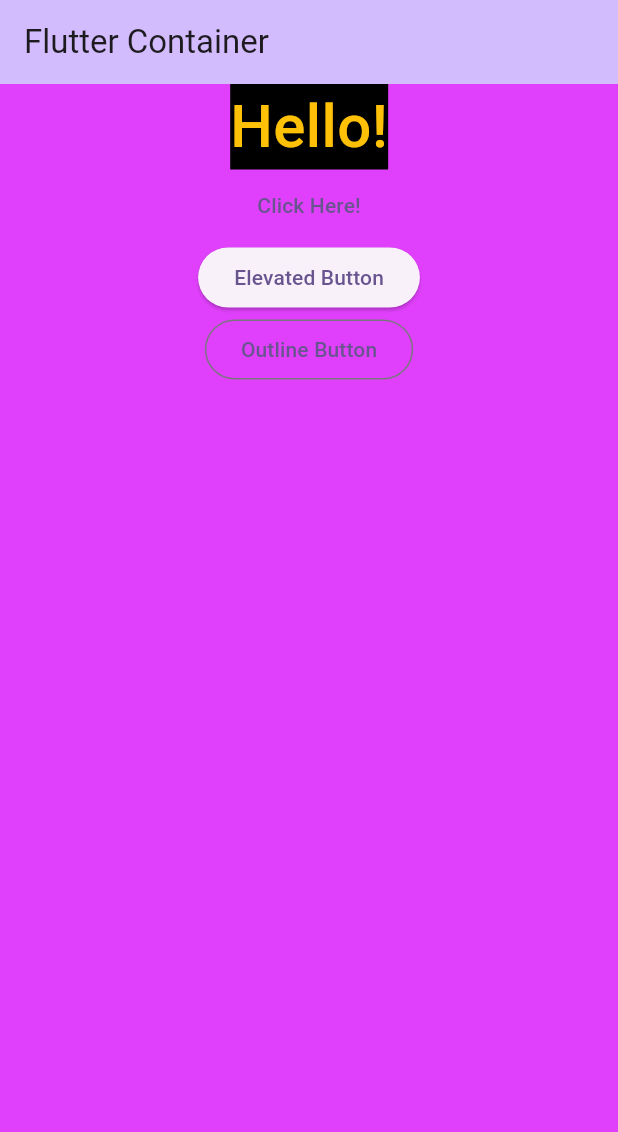
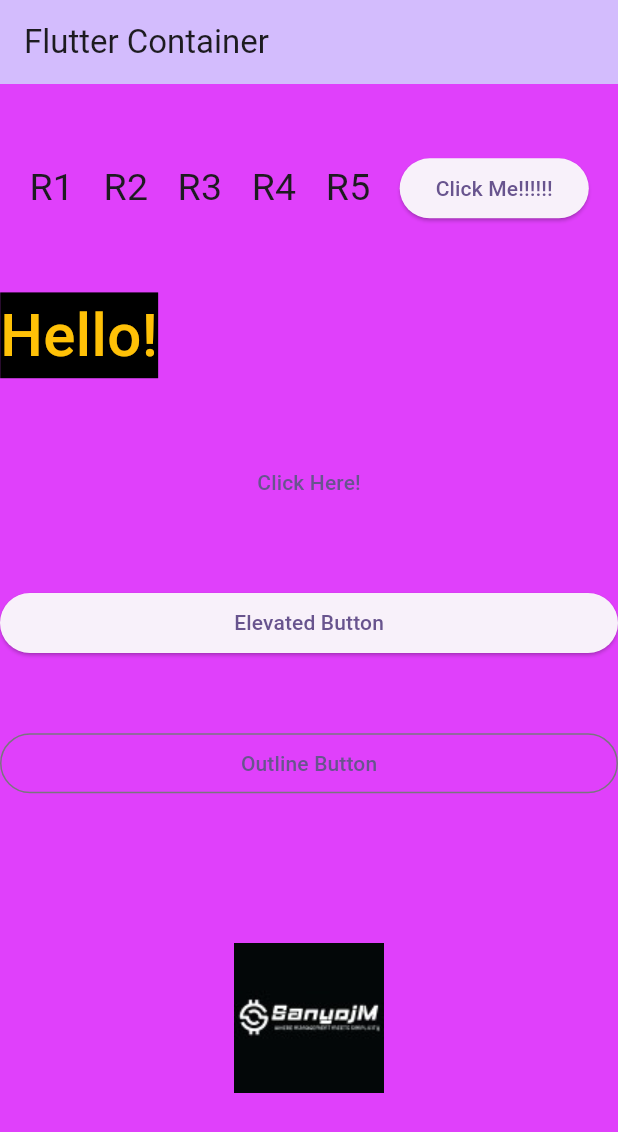
Before and after one commit to TheKaushikGoswami/Learning, a Flutter app: the screen it shows after launch, on a phone screen of 412 x 824 dp. Shown: the top 1132 px of the screen. Run offline on Flutter 3.47's test engine with Material 3 defaults, Android fonts, the phone set to English and light mode, and no system bars.

Commit message:
Rows & Columns

```diff
--- a/Flutter/flutter_basics/lib/main.dart
+++ b/Flutter/flutter_basics/lib/main.dart
@@ -48,7 +48,23 @@ class _MyHomePageState extends State<MyHomePage> {
           color: Colors.purpleAccent,
           child: Center(
             child: Column(
+                mainAxisAlignment: MainAxisAlignment.spaceEvenly,
+                crossAxisAlignment: CrossAxisAlignment.stretch,
                 children: [
+                    Row(
+                      mainAxisAlignment: MainAxisAlignment.spaceEvenly,
+                      children: [
+                        Text('R1', style: TextStyle(fontSize: 25),),
+                        Text('R2', style: TextStyle(fontSize: 25),),
+                        Text('R3', style: TextStyle(fontSize: 25),),
+                        Text('R4', style: TextStyle(fontSize: 25),),
+                        Text('R5', style: TextStyle(fontSize: 25),),
+                        ElevatedButton(onPressed: (){
+                          print("WOwwwwwwwwww");
+                        },
+                        child: Text("Click Me!!!!!!"))
+                      ],
+                    ),
                     Text("Hello!", style: TextStyle(
                       color: Colors.amber,
                       fontSize: 40,
@@ -75,6 +91,11 @@ class _MyHomePageState extends State<MyHomePage> {
                       print("Outline Button");
                   },
                   child: Text("Outline Button")
+                  ),
+                  SizedBox(
+                      height: 200,
+                      width: 200,
+                      child: Image.asset('assets/images/sanyojm_logo.jpeg'),
                   )
                 ]
             ),
--- a/Flutter/flutter_basics/pubspec.yaml
+++ b/Flutter/flutter_basics/pubspec.yaml
@@ -58,7 +58,8 @@ flutter:
   uses-material-design: true
 
   # To add assets to your application, add an assets section, like this:
-  # assets:
+  assets:
+    - assets/images/
   #   - images/a_dot_burr.jpeg
   #   - images/a_dot_ham.jpeg
 
```
